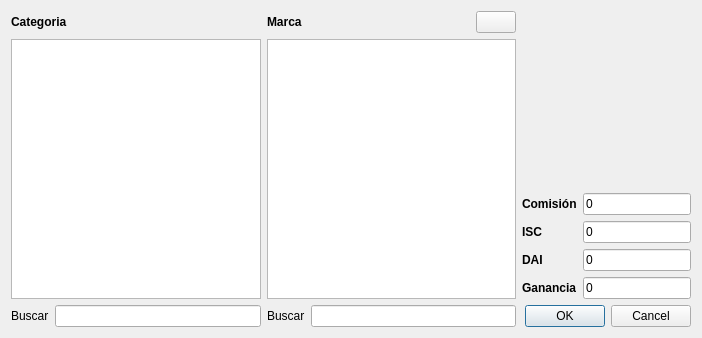
armonge/EsquipulasPy, file src/ui/articulos.ui: the form before one commit.
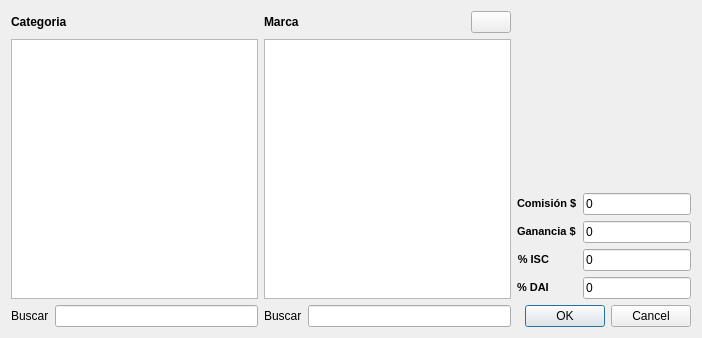
The form after the commit. Icons and pictures are not drawn.

Commit message: Le puse las unidades de medidas a las etiquetas de los impuestos en la interfaz de articulos

```diff
--- a/src/ui/articulos.ui
+++ b/src/ui/articulos.ui
@@ -72,7 +72,11 @@
      <item row="1" column="0">
       <widget class="QLabel" name="label">
        <property name="text">
-        <string>&lt;b&gt;Comisión&lt;/b&gt;</string>
+        <string>&lt;!DOCTYPE HTML PUBLIC &quot;-//W3C//DTD HTML 4.0//EN&quot; &quot;http://www.w3.org/TR/REC-html40/strict.dtd&quot;&gt;
+&lt;html&gt;&lt;head&gt;&lt;meta name=&quot;qrichtext&quot; content=&quot;1&quot; /&gt;&lt;style type=&quot;text/css&quot;&gt;
+p, li { white-space: pre-wrap; }
+&lt;/style&gt;&lt;/head&gt;&lt;body style=&quot; font-family:'MS Shell Dlg 2'; font-size:8.25pt; font-weight:400; font-style:normal;&quot;&gt;
+&lt;p style=&quot; margin-top:0px; margin-bottom:0px; margin-left:0px; margin-right:0px; -qt-block-indent:0; text-indent:0px;&quot;&gt;&lt;span style=&quot; font-weight:600;&quot;&gt;Comisión $&lt;/span&gt;&lt;/p&gt;&lt;/body&gt;&lt;/html&gt;</string>
        </property>
        <property name="buddy">
         <cstring>txtComission</cstring>
@@ -86,52 +90,49 @@
        </property>
       </widget>
      </item>
-     <item row="2" column="0">
+     <item row="3" column="0">
       <widget class="QLabel" name="label_3">
+       <property name="sizePolicy">
+        <sizepolicy hsizetype="Preferred" vsizetype="Preferred">
+         <horstretch>0</horstretch>
+         <verstretch>0</verstretch>
+        </sizepolicy>
+       </property>
        <property name="text">
-        <string>&lt;b&gt;ISC&lt;/b&gt;</string>
+        <string>&lt;!DOCTYPE HTML PUBLIC &quot;-//W3C//DTD HTML 4.0//EN&quot; &quot;http://www.w3.org/TR/REC-html40/strict.dtd&quot;&gt;
+&lt;html&gt;&lt;head&gt;&lt;meta name=&quot;qrichtext&quot; content=&quot;1&quot; /&gt;&lt;style type=&quot;text/css&quot;&gt;
+p, li { white-space: pre-wrap; }
+&lt;/style&gt;&lt;/head&gt;&lt;body style=&quot; font-family:'MS Shell Dlg 2'; font-size:8.25pt; font-weight:400; font-style:normal;&quot;&gt;
+&lt;p align=&quot;right&quot; style=&quot; margin-top:0px; margin-bottom:0px; margin-left:0px; margin-right:0px; -qt-block-indent:0; text-indent:0px;&quot;&gt;&lt;span style=&quot; font-weight:600;&quot;&gt;% ISC&lt;/span&gt;&lt;/p&gt;&lt;/body&gt;&lt;/html&gt;</string>
        </property>
        <property name="buddy">
         <cstring>txtISC</cstring>
        </property>
       </widget>
      </item>
-     <item row="2" column="1">
+     <item row="3" column="1">
       <widget class="QLineEdit" name="txtISC">
        <property name="text">
         <string>0</string>
        </property>
       </widget>
      </item>
-     <item row="3" column="0">
+     <item row="4" column="0">
       <widget class="QLabel" name="label_2">
        <property name="text">
-        <string>&lt;b&gt;DAI&lt;/b&gt;</string>
+        <string>&lt;!DOCTYPE HTML PUBLIC &quot;-//W3C//DTD HTML 4.0//EN&quot; &quot;http://www.w3.org/TR/REC-html40/strict.dtd&quot;&gt;
+&lt;html&gt;&lt;head&gt;&lt;meta name=&quot;qrichtext&quot; content=&quot;1&quot; /&gt;&lt;style type=&quot;text/css&quot;&gt;
+p, li { white-space: pre-wrap; }
+&lt;/style&gt;&lt;/head&gt;&lt;body style=&quot; font-family:'MS Shell Dlg 2'; font-size:8.25pt; font-weight:400; font-style:normal;&quot;&gt;
+&lt;p style=&quot; margin-top:0px; margin-bottom:0px; margin-left:0px; margin-right:0px; -qt-block-indent:0; text-indent:0px;&quot;&gt;&lt;span style=&quot; font-size:8pt; font-weight:600;&quot;&gt;% DAI&lt;/span&gt;&lt;/p&gt;&lt;/body&gt;&lt;/html&gt;</string>
        </property>
        <property name="buddy">
         <cstring>txtDAI</cstring>
        </property>
       </widget>
      </item>
-     <item row="3" column="1">
-      <widget class="QLineEdit" name="txtDAI">
-       <property name="text">
-        <string>0</string>
-       </property>
-      </widget>
-     </item>
-     <item row="4" column="0">
-      <widget class="QLabel" name="label_4">
-       <property name="text">
-        <string>&lt;b&gt;Ganancia&lt;/b&gt;</string>
-       </property>
-       <property name="buddy">
-        <cstring>txtProfit</cstring>
-       </property>
-      </widget>
-     </item>
      <item row="4" column="1">
-      <widget class="QLineEdit" name="txtProfit">
+      <widget class="QLineEdit" name="txtDAI">
        <property name="text">
         <string>0</string>
        </property>
@@ -150,6 +151,27 @@
        </property>
       </spacer>
      </item>
+     <item row="2" column="0">
+      <widget class="QLabel" name="label_4">
+       <property name="text">
+        <string>&lt;!DOCTYPE HTML PUBLIC &quot;-//W3C//DTD HTML 4.0//EN&quot; &quot;http://www.w3.org/TR/REC-html40/strict.dtd&quot;&gt;
+&lt;html&gt;&lt;head&gt;&lt;meta name=&quot;qrichtext&quot; content=&quot;1&quot; /&gt;&lt;style type=&quot;text/css&quot;&gt;
+p, li { white-space: pre-wrap; }
+&lt;/style&gt;&lt;/head&gt;&lt;body style=&quot; font-family:'MS Shell Dlg 2'; font-size:8.25pt; font-weight:400; font-style:normal;&quot;&gt;
+&lt;p style=&quot; margin-top:0px; margin-bottom:0px; margin-left:0px; margin-right:0px; -qt-block-indent:0; text-indent:0px;&quot;&gt;&lt;span style=&quot; font-weight:600;&quot;&gt;Ganancia $&lt;/span&gt;&lt;/p&gt;&lt;/body&gt;&lt;/html&gt;</string>
+       </property>
+       <property name="buddy">
+        <cstring>txtProfit</cstring>
+       </property>
+      </widget>
+     </item>
+     <item row="2" column="1">
+      <widget class="QLineEdit" name="txtProfit">
+       <property name="text">
+        <string>0</string>
+       </property>
+      </widget>
+     </item>
     </layout>
    </item>
    <item row="1" column="0">
```
The commit also changes 1 other file.
